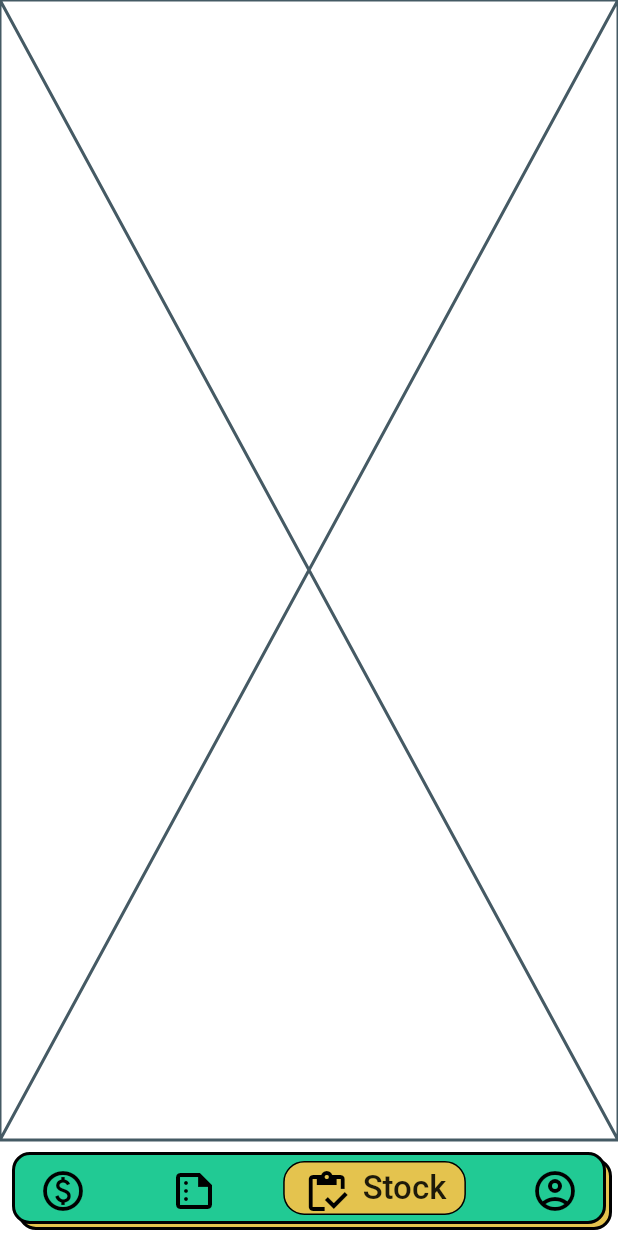
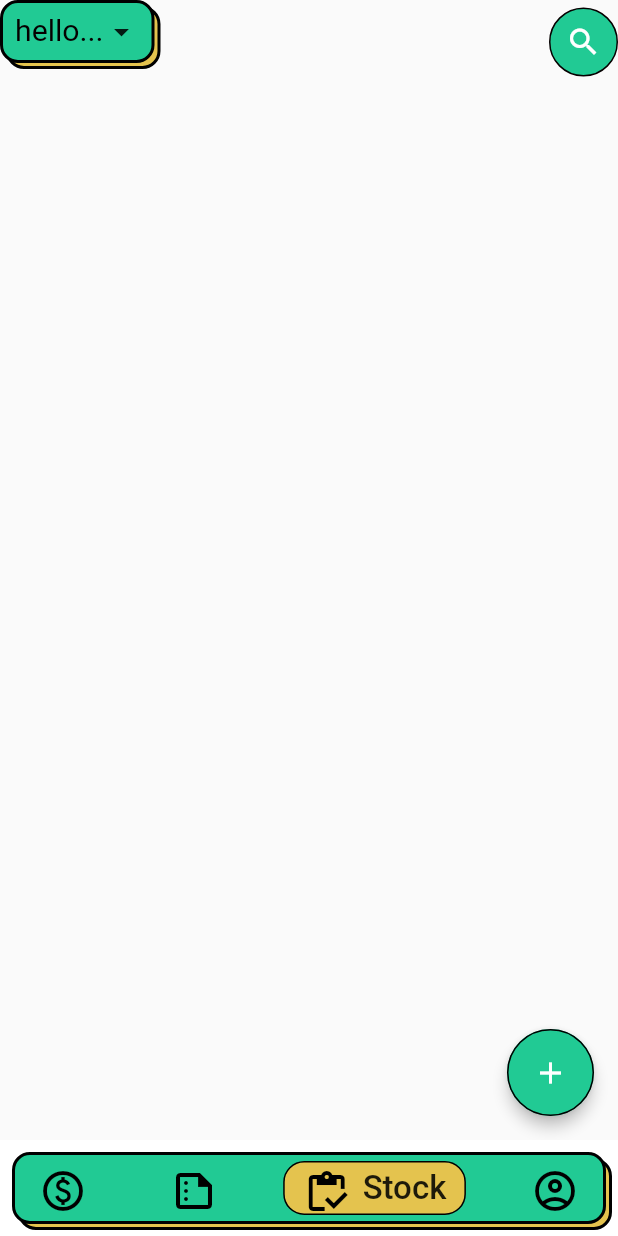
Before and after one commit to SulabhShrestha/MeroStoreMobile, a Flutter app: the screen it shows after launch, item 3 of the bottom bar chosen, on a phone screen of 412 x 824 dp. Run offline on Flutter 3.47's test engine with Material 2 defaults, Android fonts, the phone set to English and light mode, and no system bars; drawn by our look-alikes of google_nav_bar; our stand-ins replace dotted_line, flutter_svg, syncfusion_flutter_charts.

Commit message:
Added: AddNewStock Page

```diff
--- a/lib/main.dart
+++ b/lib/main.dart
@@ -1,4 +1,5 @@
 import 'package:flutter/material.dart';
+import 'package:merostore_mobile/utils/constants/app_colors.dart';
 import 'package:merostore_mobile/views/root_page/root_page.dart';
 
 void main() {
@@ -11,9 +12,77 @@ class MyApp extends StatelessWidget {
   // This widget is the root of your application.
   @override
   Widget build(BuildContext context) {
-    return const MaterialApp(
+    return MaterialApp(
       title: 'Mero Store',
-      home: RootPage(),
+      theme: ThemeData(
+        floatingActionButtonTheme: const FloatingActionButtonThemeData(
+          backgroundColor: ConstantAppColors.greenColor,
+          elevation: 4,
+          splashColor: Colors.white,
+          shape: CircleBorder(side: BorderSide()),
+        ),
+        inputDecorationTheme: InputDecorationTheme(
+          contentPadding: const EdgeInsets.all(16),
+          fillColor: ConstantAppColors.secondaryColor.withOpacity(0.3),
+          filled: true,
+          // contentPadding: const EdgeInsets.symmetric(
+          //   horizontal: 12,
+          //   vertical: 4,
+          // ),
+          enabledBorder: const OutlineInputBorder(
+            borderSide: BorderSide.none,
+            borderRadius: BorderRadius.all(
+              Radius.circular(14),
+            ),
+          ),
+          focusedBorder: const OutlineInputBorder(
+            borderSide: BorderSide.none,
+            borderRadius: BorderRadius.all(
+              Radius.circular(14),
+            ),
+          ),
+          errorStyle: const TextStyle(height: 0.0),
+          errorBorder: const OutlineInputBorder(
+            borderSide: BorderSide.none,
+            gapPadding: 0.0,
+            borderRadius: BorderRadius.all(
+              Radius.circular(14),
+            ),
+          ),
+          focusedErrorBorder: const OutlineInputBorder(
+            borderSide: BorderSide.none,
+            gapPadding: 0.0,
+            borderRadius: BorderRadius.all(
+              Radius.circular(14),
+            ),
+          ),
+        ),
+        checkboxTheme: const CheckboxThemeData(
+          shape: CircleBorder(),
+        ),
+        dataTableTheme: DataTableThemeData(
+          headingRowColor:
+              MaterialStateProperty.all(ConstantAppColors.greenColor),
+          columnSpacing: 28,
+          horizontalMargin: 12,
+          headingTextStyle: const TextStyle(
+            fontSize: 18,
+            color: ConstantAppColors.primaryColor,
+            fontWeight: FontWeight.w500,
+          ),
+          dataTextStyle: const TextStyle(
+            fontSize: 18,
+            color: ConstantAppColors.primaryColor,
+          ),
+          decoration: BoxDecoration(
+            border: Border.all(),
+            borderRadius: const BorderRadius.all(
+              Radius.circular(12),
+            ),
+          ),
+        ),
+      ),
+      home: const RootPage(),
     );
   }
 }
--- a/lib/views/core_widgets/custom_drop_down_btn.dart
+++ b/lib/views/core_widgets/custom_drop_down_btn.dart
@@ -1,5 +1,3 @@
-import 'dart:developer';
-
 import 'package:flutter/material.dart';
 import 'package:merostore_mobile/utils/constants/app_colors.dart';
 import 'package:merostore_mobile/utils/constants/text_styles.dart';
@@ -7,21 +5,21 @@ import 'package:merostore_mobile/utils/constants/text_styles.dart';
 import 'custom_shadow_container.dart';
 
 class CustomDropDownBtn extends StatefulWidget {
+  final List<String> options;
+  final ValueChanged<String> onTap;
+  final String tooltip;
   final bool? hideBackgroundUI;
   final double? width;
-  final List<String> options;
-  final ValueChanged<String> onTap;
   final String? initialValue;
-  final String? tooltip;
 
   const CustomDropDownBtn({
     Key? key,
     required this.options,
     required this.onTap,
+    required this.tooltip,
     this.hideBackgroundUI,
     this.width,
     this.initialValue,
-    this.tooltip,
   }) : super(key: key);
 
   @override
@@ -36,7 +34,6 @@ class _CustomDropDownBtnState extends State<CustomDropDownBtn> {
     super.initState();
     _currentItemSelected = widget.initialValue ??
         widget.options.first; // First priority is always initial value
-    log("Beginning of DROPDOWNBTN: $_currentItemSelected");
   }
 
   @override
@@ -79,7 +76,7 @@ class _CustomDropDownBtnState extends State<CustomDropDownBtn> {
                     ),
                   ),
                 ),
-                Icon(Icons.arrow_drop_down),
+                const Icon(Icons.arrow_drop_down),
               ],
             ),
           ),
@@ -88,8 +85,6 @@ class _CustomDropDownBtnState extends State<CustomDropDownBtn> {
             setState(() {
               _currentItemSelected = value;
             });
-
-            log("Inside DropDownBtn $_currentItemSelected");
           },
         ),
       ),
--- a/lib/views/instock_page/in_stock_page.dart
+++ b/lib/views/instock_page/in_stock_page.dart
@@ -1,10 +1,85 @@
 import 'package:flutter/material.dart';
+import 'package:merostore_mobile/utils/constants/app_colors.dart';
+import 'package:merostore_mobile/views/add_new_stock/add_new_stock.dart';
+import 'package:merostore_mobile/views/core_widgets/custom_drop_down_btn.dart';
 
 class InStockPage extends StatelessWidget {
   const InStockPage({Key? key}) : super(key: key);
 
   @override
   Widget build(BuildContext context) {
-    return const Placeholder();
+    return Scaffold(
+      body: NestedScrollView(
+        floatHeaderSlivers: true,
+        headerSliverBuilder: (_, isScrolled) {
+          return [
+            SliverAppBar(
+              backgroundColor: Colors.transparent,
+              floating: true,
+              flexibleSpace: CustomDropDownBtn(
+                tooltip: "Store selection",
+                options: const ["hello", "hi"],
+                onTap: (val) {},
+              ),
+              actions: [
+                Material(
+                  type: MaterialType
+                      .transparency, //Makes it usable on any background color
+                  child: Ink(
+                    decoration: BoxDecoration(
+                      border: Border.all(
+                        color: ConstantAppColors.primaryColor,
+                        width: 1.0,
+                      ),
+                      color: ConstantAppColors.greenColor,
+                      shape: BoxShape.circle,
+                    ),
+                    child: InkWell(
+                      //This keeps the splash effect within the circle
+                      borderRadius: BorderRadius.circular(
+                          100.0), //Something large to ensure a circle
+                      onTap: () {},
+                      splashColor: Colors.white38,
+                      child: const Padding(
+                        padding: EdgeInsets.all(10.0),
+                        child: Icon(
+                          Icons.search,
+                          size: 24.0,
+                          color: Colors.white,
+                        ),
+                      ),
+                    ),
+                  ),
+                ),
+              ],
+            ),
+          ];
+        },
+        body: Stack(
+          children: [
+            // add new transaction
+            Positioned(
+              right: 16,
+              bottom: 16,
+              child: AnimatedContainer(
+                width: 58,
+                height: 58,
+                duration: const Duration(milliseconds: 250),
+                child: FloatingActionButton(
+                  onPressed: () {
+                    Navigator.of(context)
+                        .push(MaterialPageRoute(builder: (_) => AddNewStock()));
+                  },
+                  tooltip: "Add new stock",
+                  child: const Icon(
+                    Icons.add,
+                  ),
+                ),
+              ),
+            ),
+          ],
+        ),
+      ),
+    );
   }
 }
--- a/pubspec.yaml
+++ b/pubspec.yaml
@@ -39,6 +39,7 @@ dependencies:
   google_nav_bar: ^5.0.6
   flutter_svg: ^1.1.6
   syncfusion_flutter_charts: ^21.2.3
+  dotted_line: ^3.1.0
 
 dev_dependencies:
   flutter_test:
```
Also changed, not shown: lib/views/add_new_stock/add_new_stock.dart (added, +163 -0 lines), lib/views/add_new_stock/utils/required_marking.dart (added, +36 -0 lines), lib/views/add_new_stock/utils/stock_helper.dart (added, +144 -0 lines), lib/views/core_widgets/dotted_underline_textfield_.dart (added, +31 -0 lines), lib/views/core_widgets/dotted_underline_textfield_with_dropdownbtn.dart (added, +47 -0 lines), lib/views/core_widgets/textfield_with_heading.dart (added, +87 -0 lines), pubspec.lock.
